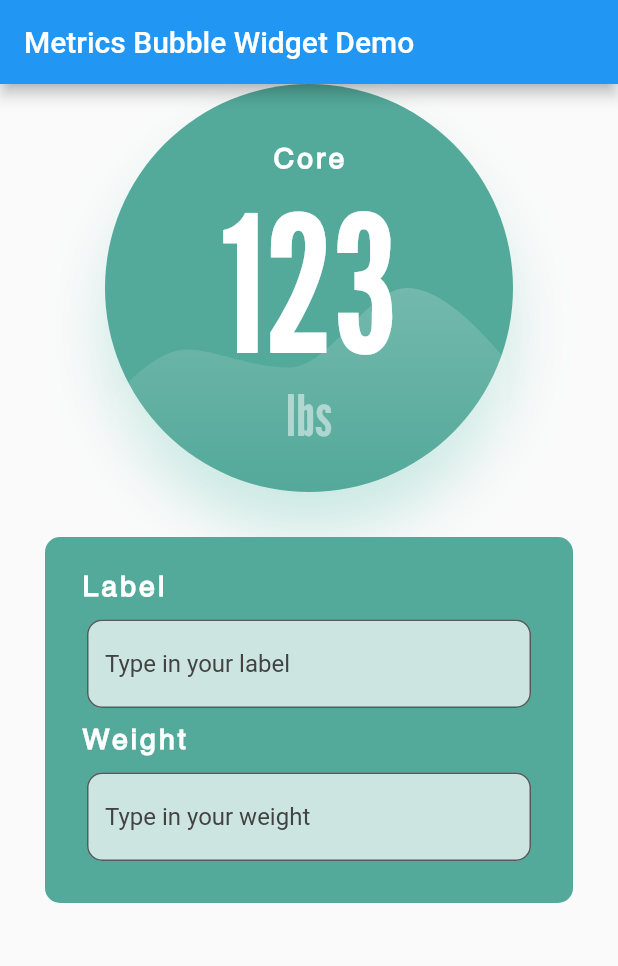
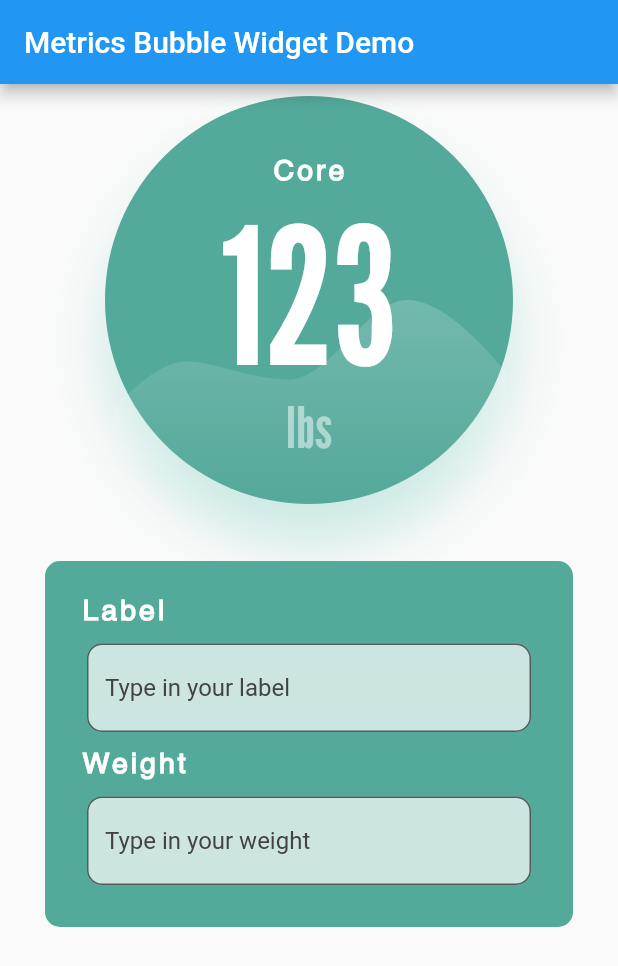
Before and after one commit to samuelobe/metrics_bubble, a Flutter app: the screen it shows after launch, on a phone screen of 412 x 824 dp. Shown: the top 966 px of the screen. Run offline on Flutter 3.47's test engine with Material 2 defaults, Android fonts, the phone set to English and light mode, and no system bars; our stand-ins replace flutter_svg.

Commit message:
Set resizeToAvoidBottomInset to false so that user can see changes in real time

```diff
--- a/lib/pages/home_page.dart
+++ b/lib/pages/home_page.dart
@@ -18,7 +18,7 @@ class _DemoPageState extends State<DemoPage> {
   @override
   Widget build(BuildContext context) {
     return Scaffold(
-        //resizeToAvoidBottomInset: false,
+        resizeToAvoidBottomInset: false,
         appBar: AppBar(
           title: Text(widget.title),
         ),
--- a/lib/widgets/metrics_bubble.dart
+++ b/lib/widgets/metrics_bubble.dart
@@ -42,7 +42,9 @@ class MetricsBubble extends StatelessWidget {
 
   @override
   Widget build(BuildContext context) {
-    return GestureDetector(
+    return Padding(
+      padding: const EdgeInsets.all(8.0),
+      child: GestureDetector(
         onTap: onTap,
         child: Container(
           decoration: decoration ?? BubbleConstants.kBubbleBoxDecoration,
@@ -85,6 +87,7 @@ class MetricsBubble extends StatelessWidget {
                     ),
                   )
                 ],
+              ),
             ),
           ),
         ),
```
Lines whose indentation alone changed are shown as unchanged.
